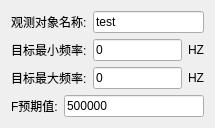
BeQuiet1228/FreeCAD, file src/SmartContorl/FrequencyTargetItemUI.ui: the form before one commit.
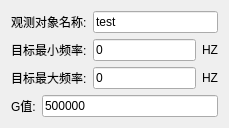
The form after the commit.

```diff
--- a/src/SmartContorl/FrequencyTargetItemUI.ui
+++ b/src/SmartContorl/FrequencyTargetItemUI.ui
@@ -6,8 +6,8 @@
    <rect>
     <x>0</x>
     <y>0</y>
-    <width>215</width>
-    <height>128</height>
+    <width>229</width>
+    <height>124</height>
    </rect>
   </property>
   <property name="windowTitle">
@@ -87,7 +87,7 @@
      <item>
       <widget class="QLabel" name="label_6">
        <property name="text">
-        <string>F预期值:</string>
+        <string>G值:</string>
        </property>
       </widget>
      </item>
```
Left out of the diff: 4 changed lines with no effect on the pictures.
